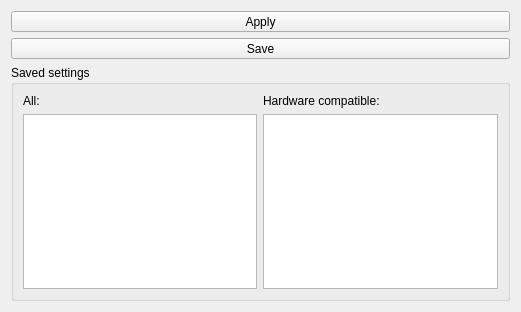
Above: lxqt-config-monitor/applydialog.ui from lxqt/lxqt-config before the change. Below: the same form after it.
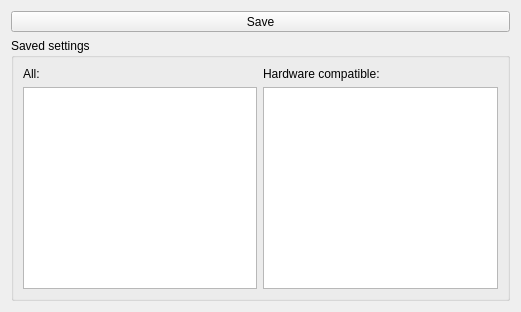
That is the form after the change. Icons and pictures are not drawn.

Commit message: The last xrandr backend commit. Save settings added. Framebuffer screen size fixed.

```diff
--- a/lxqt-config-monitor/applydialog.ui
+++ b/lxqt-config-monitor/applydialog.ui
@@ -21,22 +21,6 @@
   <layout class="QVBoxLayout" name="verticalLayout">
    <item>
     <layout class="QVBoxLayout" name="verticalLayout_3">
-     <item>
-      <widget class="QToolButton" name="apply">
-       <property name="sizePolicy">
-        <sizepolicy hsizetype="Expanding" vsizetype="Fixed">
-         <horstretch>0</horstretch>
-         <verstretch>0</verstretch>
-        </sizepolicy>
-       </property>
-       <property name="text">
-        <string>Apply</string>
-       </property>
-       <property name="toolButtonStyle">
-        <enum>Qt::ToolButtonTextBesideIcon</enum>
-       </property>
-      </widget>
-     </item>
      <item>
       <widget class="QToolButton" name="save">
        <property name="sizePolicy">
```
The commit also changes 5 other files.
